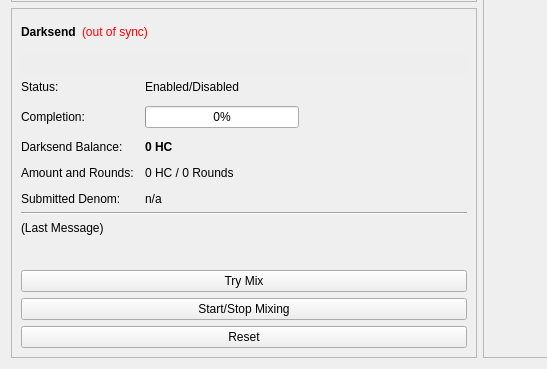
cbtc/anewcoin, file src/qt/forms/overviewpage.ui: the form before one commit; both pictures show x 0 to 547 and y 240 to 609 of the 960 by 609 pixel window.
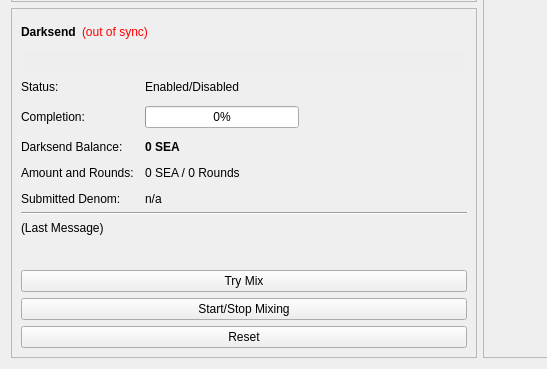
The form after the commit.

The edit to the form file:
```diff
--- a/src/qt/forms/overviewpage.ui
+++ b/src/qt/forms/overviewpage.ui
@@ -1007,7 +1007,7 @@
                </font>
               </property>
               <property name="text">
-               <string notr="true">0 HC</string>
+               <string notr="true">0 SEA</string>
               </property>
              </widget>
             </item>
@@ -1021,7 +1021,7 @@
             <item row="4" column="1">
              <widget class="QLabel" name="labelAmountRounds">
               <property name="text">
-               <string>0 HC / 0 Rounds</string>
+               <string>0 SEA / 0 Rounds</string>
               </property>
              </widget>
             </item>
```
